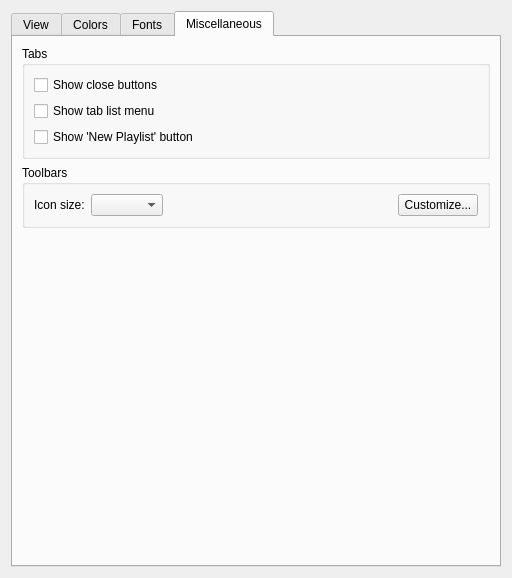
ksv1986/qmmp-staging, file src/plugins/Ui/qsui/forms/qsuisettings.ui: the form before one commit.
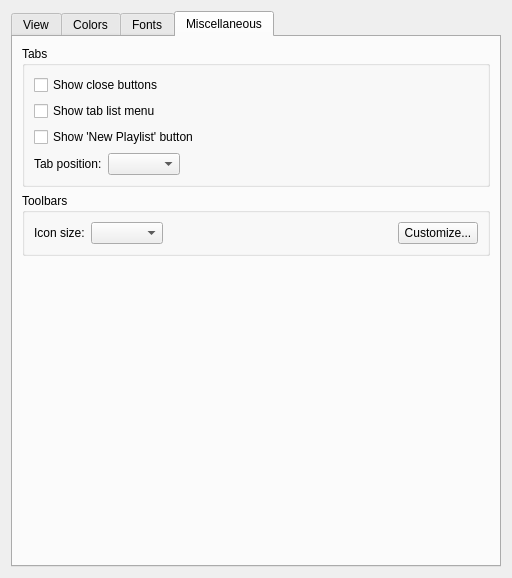
The form after the commit. The open tabs and pages were chosen to show the change. Custom widgets are drawn as their Qt base class.

Commit message: qsui: added tab position option

Patch:
```diff
--- a/src/plugins/Ui/qsui/forms/qsuisettings.ui
+++ b/src/plugins/Ui/qsui/forms/qsuisettings.ui
@@ -194,7 +194,7 @@
           <property name="geometry">
            <rect>
             <x>0</x>
-            <y>-28</y>
+            <y>0</y>
             <width>454</width>
             <height>535</height>
            </rect>
@@ -1242,34 +1242,68 @@
       <attribute name="title">
        <string>Miscellaneous</string>
       </attribute>
-      <layout class="QVBoxLayout" name="verticalLayout_4">
+      <layout class="QVBoxLayout" name="verticalLayout_2">
        <item>
         <widget class="QGroupBox" name="groupBox_5">
          <property name="title">
           <string>Tabs</string>
          </property>
-         <layout class="QVBoxLayout" name="verticalLayout_2">
-          <item>
+         <layout class="QFormLayout" name="formLayout_2">
+          <item row="0" column="0" colspan="2">
            <widget class="QCheckBox" name="tabsClosableCheckBox">
             <property name="text">
              <string>Show close buttons</string>
             </property>
            </widget>
           </item>
-          <item>
+          <item row="1" column="0" colspan="2">
            <widget class="QCheckBox" name="showTabListMenuCheckBox">
             <property name="text">
              <string>Show tab list menu</string>
             </property>
            </widget>
           </item>
-          <item>
+          <item row="2" column="0" colspan="2">
            <widget class="QCheckBox" name="showNewPLCheckBox">
             <property name="text">
              <string>Show 'New Playlist' button</string>
             </property>
            </widget>
           </item>
+          <item row="3" column="0">
+           <widget class="QLabel" name="label_25">
+            <property name="text">
+             <string>Tab position:</string>
+            </property>
+           </widget>
+          </item>
+          <item row="3" column="1">
+           <layout class="QHBoxLayout" name="horizontalLayout_7">
+            <item>
+             <widget class="QComboBox" name="tabPositionComboBox">
+              <property name="sizePolicy">
+               <sizepolicy hsizetype="Preferred" vsizetype="Fixed">
+                <horstretch>0</horstretch>
+                <verstretch>0</verstretch>
+               </sizepolicy>
+              </property>
+             </widget>
+            </item>
+            <item>
+             <spacer name="horizontalSpacer_14">
+              <property name="orientation">
+               <enum>Qt::Horizontal</enum>
+              </property>
+              <property name="sizeHint" stdset="0">
+               <size>
+                <width>40</width>
+                <height>20</height>
+               </size>
+              </property>
+             </spacer>
+            </item>
+           </layout>
+          </item>
          </layout>
         </widget>
        </item>
```
The commit also changes 2 other files.
